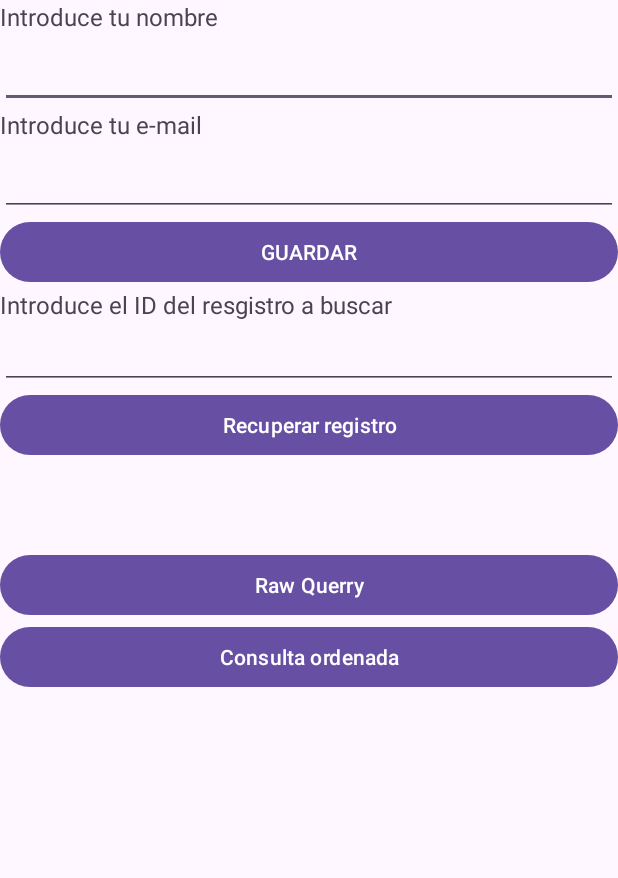
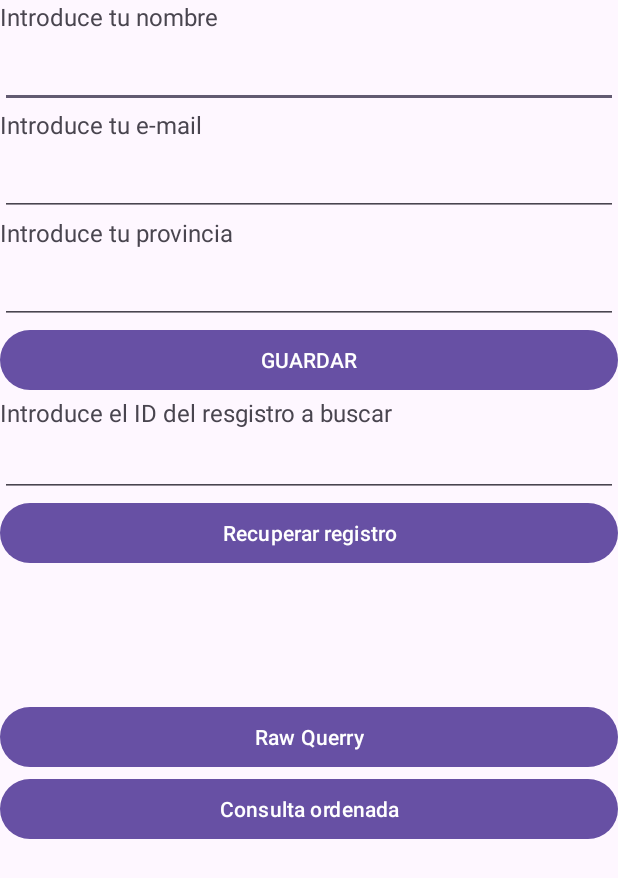
Before and after one commit to pepilloelgrillo19/Prueba_BBDD, an Android app: the screen it shows after launch (MainActivity), after a tap on "Recuperar registro", on a phone screen of 412 x 824 dp. Shown: the top 878 px of the screen. Run offline under Robolectric (Android 15) with nearby library versions, the phone set to English and light mode, and no system bars.

Commit message:
Mejora 2

```diff
--- a/app/src/main/java/com/lpg/a240131basededatos/Contact.kt
+++ b/app/src/main/java/com/lpg/a240131basededatos/Contact.kt
@@ -1,4 +1,4 @@
 package com.lpg.a240131basededatos
 
 //Esta clase almacenará los registros de la BBDD
-data class Contact (val id:Int, val name:String, val email:String)
+data class Contact (val id:Int, val name:String, val email:String, val provincia:String)
--- a/app/src/main/java/com/lpg/a240131basededatos/DatabaseHandler.kt
+++ b/app/src/main/java/com/lpg/a240131basededatos/DatabaseHandler.kt
@@ -8,16 +8,17 @@ import android.database.sqlite.SQLiteOpenHelper
 class DatabaseHandler(context: Context) : SQLiteOpenHelper(context, DATABASE_NAME, null, DATABASE_VERSION) {
 
     companion object {
-        private const val DATABASE_VERSION = 1
+        private const val DATABASE_VERSION = 2
         private const val DATABASE_NAME = "MyDatabase"
         private const val TABLE_NAME = "Contacts"
         private const val KEY_ID = "id"
         private const val KEY_NAME = "name"
         private const val KEY_EMAIL = "email"
+        private const val KEY_PROV = "provincia"
     }
 
     override fun onCreate(db: SQLiteDatabase?) {
-        val createTable = ("CREATE TABLE $TABLE_NAME($KEY_ID INTEGER PRIMARY KEY, $KEY_NAME TEXT, $KEY_EMAIL TEXT)")
+        val createTable = ("CREATE TABLE $TABLE_NAME($KEY_ID INTEGER PRIMARY KEY, $KEY_NAME TEXT, $KEY_EMAIL TEXT, $KEY_PROV TEXT)")
         db?.execSQL(createTable)
     }
 
@@ -26,11 +27,12 @@ class DatabaseHandler(context: Context) : SQLiteOpenHelper(context, DATABASE_NAM
         onCreate(db)
     }
 
-    fun addContact(name:String, email:String):Long{
+    fun addContact(name:String, email:String, provincia:String):Long{
         val db = this.writableDatabase
         val values = ContentValues()
         values.put(KEY_NAME, name)
         values.put(KEY_EMAIL, email)
+        values.put(KEY_PROV, provincia)
         val success = db.insert(TABLE_NAME, null, values)
         db.close()
         return(success)
@@ -52,8 +54,9 @@ class DatabaseHandler(context: Context) : SQLiteOpenHelper(context, DATABASE_NAM
                      val id = it.getInt(it.getColumnIndex(KEY_ID))
                      val name = it.getString(it.getColumnIndex(KEY_NAME))
                      val email = it.getString(it.getColumnIndex(KEY_EMAIL))
+                     val provincia = it.getString(it.getColumnIndex(KEY_PROV))
                      //Ahora hay que guardar los valores que hemos recuperado
-                     val contact = Contact(id,name,email)
+                     val contact = Contact(id,name,email,provincia)
                      //Y los añadimos en la variable del tipo lista que recogerá todos los valores
                      contactList.add(contact)
 
--- a/app/src/main/java/com/lpg/a240131basededatos/MainActivity.kt
+++ b/app/src/main/java/com/lpg/a240131basededatos/MainActivity.kt
@@ -22,6 +22,8 @@ class MainActivity : AppCompatActivity() {
     private lateinit var partQuerBut : Button
     private lateinit var querID : EditText
     private lateinit var sortQuer : Button
+    private lateinit var miprov: EditText
+    private lateinit var querProvi: TextView
 
 
     override fun onCreate(savedInstanceState: Bundle?) {
@@ -38,14 +40,17 @@ class MainActivity : AppCompatActivity() {
         partQuerBut = findViewById(R.id.recupButton)
         querID = findViewById(R.id.pedirId)
         sortQuer = findViewById(R.id.sortQuerButt)
+        miprov = findViewById(R.id.miProvincia)
+        querProvi = findViewById(R.id.querProv)
 
         db = DatabaseHandler(this)
 
         saveBut.setOnClickListener {
             val name = namUser.text.toString().trim()
             val email = emUser.text.toString().trim()
-            if (name.isNotEmpty() && email.isNotEmpty()){
-                val id = db.addContact(name,email)
+            val provincia = miprov.text.toString().trim()
+            if (name.isNotEmpty() && email.isNotEmpty() && provincia.isNotEmpty()){
+                val id = db.addContact(name,email,provincia)
                 if (id == -1L){
                     //Error al guardar en la base de datos
                     Toast.makeText(applicationContext, "Ha ocurrido un error", Toast.LENGTH_LONG).show()
@@ -53,6 +58,7 @@ class MainActivity : AppCompatActivity() {
                     //Se ha guardado el registro
                     namUser.text.clear()
                     emUser.text.clear()
+                    miprov.text.clear()
                     Toast.makeText(applicationContext, "Se ha guardado el contacto", Toast.LENGTH_LONG).show()
                 }
             } else { //cuando el usuario no ha metido un campo
@@ -78,6 +84,7 @@ class MainActivity : AppCompatActivity() {
                     if(contact.id == querId2){
                         queName.text= contact.name
                         querEmail.text = contact.email
+                        querProvi.text = contact.provincia
                     }
             }
         }
@@ -88,7 +95,8 @@ class MainActivity : AppCompatActivity() {
                 val id = contact.id
                 val name = contact.name
                 val email = contact.email
-                querFull.append("$id $name $email \n")
+                val provincia = contact.provincia
+                querFull.append("$id $name $email $provincia \n")
                 }
             }
 
--- a/app/src/main/res/layout/activity_main.xml
+++ b/app/src/main/res/layout/activity_main.xml
@@ -44,6 +44,21 @@
             android:inputType="textEmailAddress"
             android:textSize="22dp" />
 
+        <TextView
+            android:id="@+id/miTextoFijo4"
+            android:layout_width="match_parent"
+            android:layout_height="wrap_content"
+            android:text="Introduce tu provincia"
+            android:textSize="16sp" />
+
+        <EditText
+            android:id="@+id/miProvincia"
+            android:layout_width="match_parent"
+            android:layout_height="wrap_content"
+            android:ems="10"
+            android:inputType="text"
+            android:textSize="22dp" />
+
         <Button
             android:id="@+id/saveButton"
             android:layout_width="match_parent"
@@ -82,6 +97,12 @@
             android:layout_height="wrap_content"
             android:textSize="22dp" />
 
+        <TextView
+            android:id="@+id/querProv"
+            android:layout_width="match_parent"
+            android:layout_height="wrap_content"
+            android:textSize="22dp" />
+
         <Button
             android:id="@+id/fullQueryButton"
             android:layout_width="match_parent"
```
